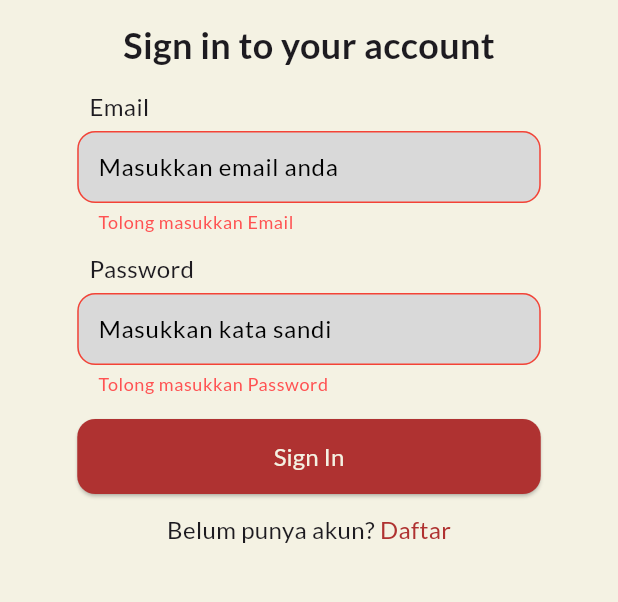
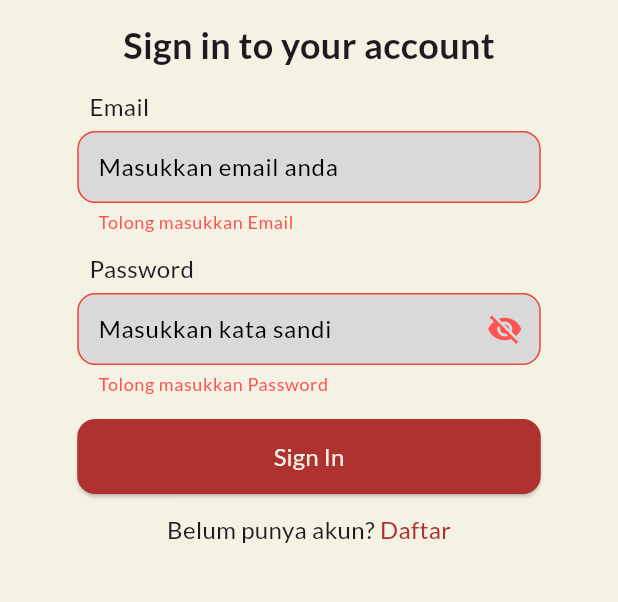
Before and after one commit to ahsuunn/founded_ninu, a Flutter app: the screen it shows after launch, after a tap on "Sign In", on a phone screen of 412 x 824 dp, the part 430-1032 px from its top. Run offline on Flutter 3.47's test engine with Material 3 defaults, Android fonts, the phone set to English and light mode, and no system bars; our stand-ins replace cloud_firestore, dio, firebase_auth, firebase_core, flutter_riverpod, geocoding and 4 more; missing offline and left inert: flutter_launcher_icons, flutter_polyline_points; accounts and stored records are empty; network calls fail.

Commit message:
feat : bottom sheet modified : signin text field functionality

```diff
--- a/lib/data/services/auth_services.dart
+++ b/lib/data/services/auth_services.dart
@@ -20,12 +20,12 @@ class AuthService {
   }
 
   // 🔹 Log in (Returns `true` on success, `false` on failure)
-  Future<bool> signIn(String email, String password) async {
+  Future<String> signIn(String email, String password) async {
     try {
       await _auth.signInWithEmailAndPassword(email: email, password: password);
-      return true; // Success
+      return "Success"; // Success
     } catch (e) {
-      return false; // Failure
+      return e.toString(); // Failure
     }
   }
 
--- a/lib/ui/features/authentication/signin/signin_view.dart
+++ b/lib/ui/features/authentication/signin/signin_view.dart
@@ -2,7 +2,7 @@ import 'package:flutter/material.dart';
 import 'package:flutter_riverpod/flutter_riverpod.dart';
 import 'package:founded_ninu/data/services/auth_provider.dart';
 import 'package:founded_ninu/ui/core/themes.dart';
-import 'package:founded_ninu/ui/features/authentication/widgets/LabeledTextField.dart';
+import 'package:founded_ninu/ui/features/authentication/widgets/signin_textfield.dart';
 import 'package:founded_ninu/ui/features/authentication/widgets/rowlogo.dart';
 import 'package:go_router/go_router.dart';
 import 'package:google_fonts/google_fonts.dart';
@@ -11,13 +11,20 @@ final formKeyProvider = Provider<GlobalKey<FormState>>(
   (ref) => GlobalKey<FormState>(),
 );
 
-class SigninPage extends ConsumerWidget {
-  SigninPage({super.key});
+class SigninPage extends ConsumerStatefulWidget {
+  const SigninPage({super.key});
+
+  @override
+  ConsumerState<SigninPage> createState() => _SigninPageState();
+}
+
+class _SigninPageState extends ConsumerState<SigninPage> {
   final TextEditingController emailController = TextEditingController();
   final TextEditingController passwordController = TextEditingController();
 
   @override
-  Widget build(BuildContext context, WidgetRef ref) {
+  Widget build(BuildContext context) {
+    String? authError;
     final formKey = ref.watch(formKeyProvider); // Get the form key
     bool submitForm() {
       if (formKey.currentState!.validate()) {
@@ -53,14 +60,14 @@ class SigninPage extends ConsumerWidget {
                       ),
                     ),
                     SizedBox(height: 12),
-                    LabeledTextField(
+                    SignInTextField(
                       width: textFieldWidth,
                       label: "Email",
                       hintText: "Masukkan email anda",
                       controller: emailController,
                     ),
                     const SizedBox(height: 12),
-                    LabeledTextField(
+                    SignInTextField(
                       width: textFieldWidth,
                       label: "Password",
                       hintText: "Masukkan kata sandi",
@@ -81,13 +88,24 @@ class SigninPage extends ConsumerWidget {
                         ),
 
                         onPressed: () async {
-                          bool success = await authService.signIn(
+                          String result = await authService.signIn(
                             emailController.text,
                             passwordController.text,
                           );
                           if (submitForm()) {
-                            if (success && context.mounted) {
+                            if (result == "Success" && context.mounted) {
                               context.go('/home/Guest');
+                            } else {
+                              if (context.mounted) {
+                                ScaffoldMessenger.of(context).showSnackBar(
+                                  SnackBar(
+                                    content: Text(
+                                      result,
+                                    ), // or custom error text
+                                    backgroundColor: Colors.red,
+                                  ),
+                                );
+                              }
                             }
                           }
                         },
--- a/lib/ui/features/authentication/widgets/labeledtextfield.dart
+++ /dev/null
@@ -1,72 +0,0 @@
-import 'package:flutter/material.dart';
-import 'package:founded_ninu/ui/core/themes.dart';
-
-class LabeledTextField extends StatelessWidget {
-  final String label;
-  final String hintText;
-  final double width;
-  final TextEditingController controller;
-  final bool isPassword;
-
-  const LabeledTextField({
-    super.key,
-    required this.label,
-    required this.width,
-    required this.controller,
-    this.hintText = '',
-    this.isPassword = false,
-  });
-
-  @override
-  Widget build(BuildContext context) {
-    return Column(
-      crossAxisAlignment: CrossAxisAlignment.start,
-      children: [
-        Padding(
-          padding: const EdgeInsets.only(left: 8),
-          child: Text(
-            label,
-            style: TextStyle(fontSize: 16, fontWeight: FontWeight.w500),
-          ),
-        ),
-        const SizedBox(height: 5),
-        SizedBox(
-          width: width,
-          child: TextFormField(
-            validator: (value) {
-              if (value == null || value.isEmpty) {
-                return "Tolong masukkan $label";
-              }
-              return null;
-            },
-            controller: controller,
-            obscureText: isPassword,
-            cursorColor: Colors.black,
-            decoration: InputDecoration(
-              filled: true,
-              fillColor: Color(0xFFD9D9D9),
-              hintText: hintText,
-              border: OutlineInputBorder(),
-              enabledBorder: OutlineInputBorder(
-                borderSide: BorderSide(color: Color(0x80D9D9D9)),
-                borderRadius: BorderRadius.circular(10),
-              ),
-              focusedBorder: OutlineInputBorder(
-                borderSide: BorderSide(color: colorScheme.onTertiary),
-                borderRadius: BorderRadius.circular(10),
-              ),
-              errorBorder: OutlineInputBorder(
-                borderSide: BorderSide(color: Colors.red),
-                borderRadius: BorderRadius.circular(12),
-              ),
-              contentPadding: const EdgeInsets.symmetric(
-                horizontal: 10,
-                vertical: 12,
-              ),
-            ),
-          ),
-        ),
-      ],
-    );
-  }
-}
--- /dev/null
+++ b/lib/ui/features/authentication/widgets/signin_textfield.dart
@@ -0,0 +1,108 @@
+import 'package:flutter/material.dart';
+import 'package:founded_ninu/ui/core/themes.dart';
+
+class SignInTextField extends StatefulWidget {
+  final String label;
+  final String hintText;
+  final TextEditingController controller;
+  final double width;
+  final bool isPassword;
+
+  const SignInTextField({
+    super.key,
+    required this.label,
+    required this.hintText,
+    required this.controller,
+    required this.width,
+    this.isPassword = false,
+  });
+
+  @override
+  State<SignInTextField> createState() => _SignInTextFieldState();
+}
+
+class _SignInTextFieldState extends State<SignInTextField> {
+  bool _obscureText = true;
+
+  @override
+  void initState() {
+    super.initState();
+    _obscureText = widget.isPassword;
+  }
+
+  @override
+  Widget build(BuildContext context) {
+    final colorScheme = Theme.of(context).colorScheme;
+
+    return Column(
+      crossAxisAlignment: CrossAxisAlignment.start,
+      children: [
+        Padding(
+          padding: const EdgeInsets.only(left: 8),
+          child: Text(
+            widget.label,
+            style: const TextStyle(fontSize: 16, fontWeight: FontWeight.w500),
+          ),
+        ),
+        const SizedBox(height: 5),
+        SizedBox(
+          width: widget.width,
+          child: TextFormField(
+            controller: widget.controller,
+            obscureText: _obscureText,
+            validator: (value) {
+              if (value == null || value.isEmpty) {
+                return "Tolong masukkan ${widget.label}";
+              }
+              return null;
+            },
+            cursorColor: Colors.black,
+            decoration: InputDecoration(
+              filled: true,
+              fillColor: const Color(0xFFD9D9D9),
+              hintText: widget.hintText,
+              border: const OutlineInputBorder(),
+              enabledBorder: OutlineInputBorder(
+                borderSide: const BorderSide(color: Color(0x80D9D9D9)),
+                borderRadius: BorderRadius.circular(10),
+              ),
+              focusedBorder: OutlineInputBorder(
+                borderSide: BorderSide(color: colorScheme.onTertiary),
+                borderRadius: BorderRadius.circular(10),
+              ),
+              errorBorder: OutlineInputBorder(
+                borderSide: const BorderSide(color: Colors.red),
+                borderRadius: BorderRadius.circular(12),
+              ),
+              focusedErrorBorder: OutlineInputBorder(
+                borderSide: const BorderSide(color: Colors.red),
+                borderRadius: BorderRadius.circular(12),
+              ),
+              contentPadding: const EdgeInsets.symmetric(
+                horizontal: 10,
+                vertical: 12,
+              ),
+
+              // 👁 Add this only if it's a password field
+              suffixIcon:
+                  widget.isPassword
+                      ? IconButton(
+                        icon: Icon(
+                          _obscureText
+                              ? Icons.visibility_off
+                              : Icons.visibility,
+                        ),
+                        onPressed: () {
+                          setState(() {
+                            _obscureText = !_obscureText;
+                          });
+                        },
+                      )
+                      : null,
+            ),
+          ),
+        ),
+      ],
+    );
+  }
+}
--- a/lib/ui/features/sirine/provider/location_stream_provider.dart
+++ b/lib/ui/features/sirine/provider/location_stream_provider.dart
@@ -7,7 +7,7 @@ import 'package:google_maps_flutter/google_maps_flutter.dart';
 final userLocationStreamProvider = StreamProvider<Position>((ref) {
   return Geolocator.getPositionStream(
     locationSettings: LocationSettings(
-      accuracy: LocationAccuracy.high,
+      accuracy: LocationAccuracy.best,
       distanceFilter: 10, // Update every 10 meters
     ),
   );
```
Also changed, not shown: lib/domain/use_cases/map_usecase.dart (+0 -9 lines), lib/ui/features/sirine/widgets/hospital_bottom_sheet.dart (added, +98 -0 lines), lib/ui/features/sirine/widgets/map_screen.dart (+44 -34 lines).
